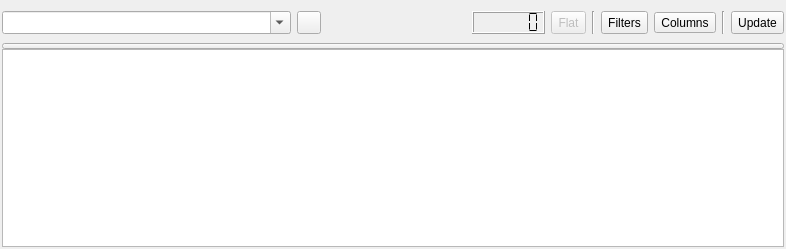
This is machinelistviewer.ui in qmc2/qmc2-mame-fe as Qt 5 draws it before an edit. The edited form follows.
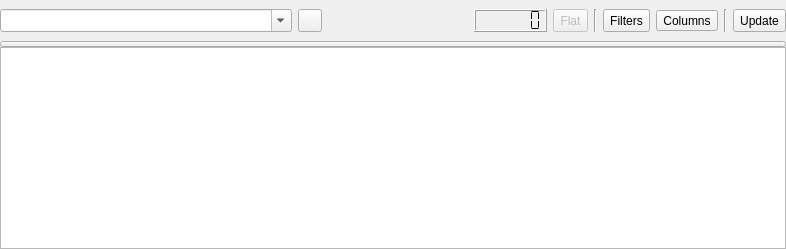
This is the edited form. Icons and pictures are not drawn.

Commit message: wip: improved UI integration for custom views (not ready)

The edit to the form file:
```diff
--- a/machinelistviewer.ui
+++ b/machinelistviewer.ui
@@ -15,7 +15,7 @@
   </property>
   <layout class="QGridLayout" name="gridLayout">
    <property name="margin">
-    <number>2</number>
+    <number>0</number>
    </property>
    <property name="spacing">
     <number>0</number>
```
The commit also changes 6 other files.
